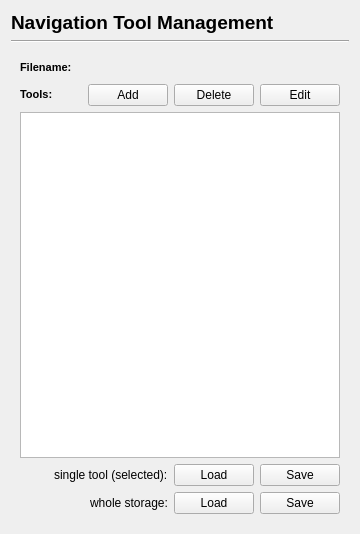
This is Modules/IGTUI/Qmitk/QmitkNavigationToolManagementWidgetControls.ui in MITK/MITK as Qt 5 draws it before an edit. The edited form follows.
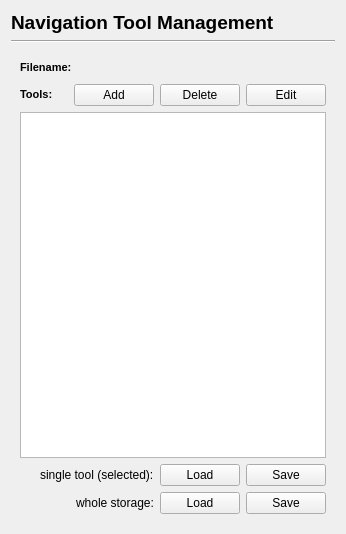
This is the edited form. Custom widgets are drawn as their Qt base class.

Patch:
```diff
--- a/Modules/IGTUI/Qmitk/QmitkNavigationToolManagementWidgetControls.ui
+++ b/Modules/IGTUI/Qmitk/QmitkNavigationToolManagementWidgetControls.ui
@@ -1,11 +1,11 @@
 <ui version="4.0" >
  <class>QmitkNavigationToolManagementWidgetControls</class>
- <widget class="QWidget" name="QmitkNavigationToolManagementWidgetControls" >
-  <property name="geometry" >
+ <widget class="QWidget" name="QmitkNavigationToolManagementWidgetControls">
+  <property name="geometry">
    <rect>
     <x>0</x>
     <y>0</y>
-    <width>360</width>
+    <width>346</width>
     <height>534</height>
    </rect>
   </property>
```
Left out of the diff: 299 changed lines with no effect on the pictures.
